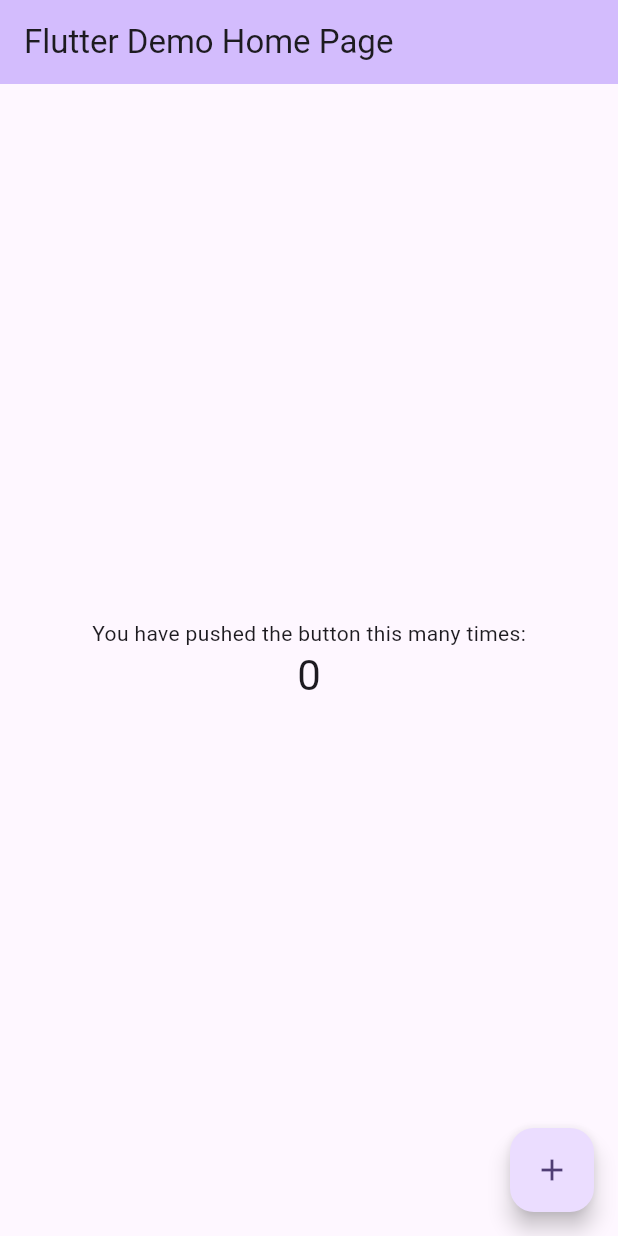
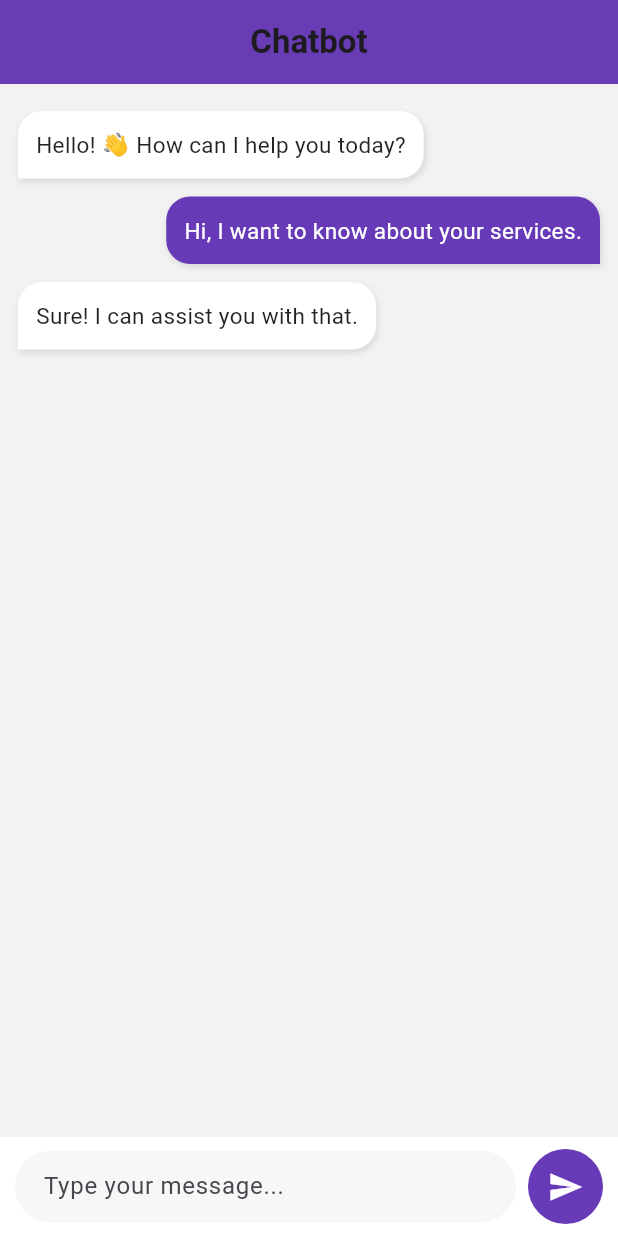
Before and after one commit to Qamar80/chatboot, a Flutter app: the screen it shows after launch, on a phone screen of 412 x 824 dp. Run offline on Flutter 3.47's test engine with Material 3 defaults, Android fonts, the phone set to English and light mode, and no system bars.

Commit message:
chat page Ui

```diff
--- a/lib/main.dart
+++ b/lib/main.dart
@@ -1,74 +1,23 @@
-import 'package:firebase_core/firebase_core.dart';
 import 'package:flutter/material.dart';
+import 'view/chat/chat_screen.dart'; // ✅ Import your ChatScreen file
 
-void main()async {
-  runApp(const MyApp());
-
+void main() {
+  runApp(const ChatBotApp());
 }
 
-class MyApp extends StatelessWidget {
-  const MyApp({super.key});
-
+class ChatBotApp extends StatelessWidget {
+  const ChatBotApp({super.key});
 
   @override
   Widget build(BuildContext context) {
     return MaterialApp(
-      title: 'Flutter Demo',
+      title: 'ChatBot UI',
+      debugShowCheckedModeBanner: false,
       theme: ThemeData(
-
         colorScheme: ColorScheme.fromSeed(seedColor: Colors.deepPurple),
+        useMaterial3: true,
       ),
-      home: const MyHomePage(title: 'Flutter Demo Home Page'),
+      home: const ChatScreen(),
     );
   }
 }
-
-class MyHomePage extends StatefulWidget {
-  const MyHomePage({super.key, required this.title});
-
-  final String title;
-
-  @override
-  State<MyHomePage> createState() => _MyHomePageState();
-}
-
-class _MyHomePageState extends State<MyHomePage> {
-  int _counter = 0;
-
-  void _incrementCounter() {
-    setState(() {
-
-      _counter++;
-    });
-  }
-
-  @override
-  Widget build(BuildContext context) {
-    return Scaffold(
-      appBar: AppBar(
-        backgroundColor: Theme.of(context).colorScheme.inversePrimary,
-        title: Text(widget.title),
-      ),
-      body: Center(
-        // Center is a layout widget. It takes a single child and positions it
-        // in the middle of the parent.
-        child: Column(
-
-          mainAxisAlignment: MainAxisAlignment.center,
-          children: <Widget>[
-            const Text('You have pushed the button this many times:'),
-            Text(
-              '$_counter',
-              style: Theme.of(context).textTheme.headlineMedium,
-            ),
-          ],
-        ),
-      ),
-      floatingActionButton: FloatingActionButton(
-        onPressed: _incrementCounter,
-        tooltip: 'Increment',
-        child: const Icon(Icons.add),
-      ), // This trailing comma makes auto-formatting nicer for build methods.
-    );
-  }
-}
--- /dev/null
+++ b/lib/view/chat/chat_screen.dart
@@ -0,0 +1,129 @@
+import 'package:flutter/material.dart';
+
+class ChatScreen extends StatefulWidget {
+  const ChatScreen({super.key});
+
+  @override
+  State<ChatScreen> createState() => _ChatScreenState();
+}
+
+class _ChatScreenState extends State<ChatScreen> {
+  final TextEditingController _messageController = TextEditingController();
+
+  // Dummy messages for UI preview
+  final List<Map<String, dynamic>> messages = [
+    {"text": "Hello! 👋 How can I help you today?", "isUser": false},
+    {"text": "Hi, I want to know about your services.", "isUser": true},
+    {"text": "Sure! I can assist you with that.", "isUser": false},
+  ];
+
+  @override
+  Widget build(BuildContext context) {
+    return Scaffold(
+      backgroundColor: const Color(0xFFF2F2F2),
+      appBar: AppBar(
+        backgroundColor: Colors.deepPurple,
+        title: const Text(
+          "Chatbot",
+          style: TextStyle(fontWeight: FontWeight.bold),
+        ),
+        centerTitle: true,
+        elevation: 2,
+      ),
+      body: Column(
+        children: [
+          // Chat Messages List
+          Expanded(
+            child: ListView.builder(
+              padding: const EdgeInsets.all(12),
+              itemCount: messages.length,
+              itemBuilder: (context, index) {
+                final message = messages[index];
+                final isUser = message["isUser"];
+
+                return Align(
+                  alignment:
+                  isUser ? Alignment.centerRight : Alignment.centerLeft,
+                  child: Container(
+                    margin: const EdgeInsets.symmetric(vertical: 6),
+                    padding: const EdgeInsets.all(12),
+                    constraints: BoxConstraints(
+                      maxWidth: MediaQuery.of(context).size.width * 0.75,
+                    ),
+                    decoration: BoxDecoration(
+                      color: isUser ? Colors.deepPurple : Colors.white,
+                      borderRadius: BorderRadius.only(
+                        topLeft: const Radius.circular(16),
+                        topRight: const Radius.circular(16),
+                        bottomLeft:
+                        isUser ? const Radius.circular(16) : Radius.zero,
+                        bottomRight:
+                        isUser ? Radius.zero : const Radius.circular(16),
+                      ),
+                      boxShadow: [
+                        BoxShadow(
+                          color: Colors.black.withOpacity(0.1),
+                          blurRadius: 3,
+                          offset: const Offset(1, 2),
+                        ),
+                      ],
+                    ),
+                    child: Text(
+                      message["text"],
+                      style: TextStyle(
+                        color: isUser ? Colors.white : Colors.black87,
+                        fontSize: 15,
+                      ),
+                    ),
+                  ),
+                );
+              },
+            ),
+          ),
+
+          // Message Input Area
+          Container(
+            padding:
+            const EdgeInsets.symmetric(horizontal: 10.0, vertical: 8.0),
+            color: Colors.white,
+            child: Row(
+              children: [
+                // Input field
+                Expanded(
+                  child: TextField(
+                    controller: _messageController,
+                    decoration: InputDecoration(
+                      hintText: "Type your message...",
+                      filled: true,
+                      fillColor: const Color(0xFFF7F7F7),
+                      contentPadding: const EdgeInsets.symmetric(
+                        horizontal: 15,
+                        vertical: 10,
+                      ),
+                      border: OutlineInputBorder(
+                        borderRadius: BorderRadius.circular(25),
+                        borderSide: BorderSide.none,
+                      ),
+                    ),
+                  ),
+                ),
+                const SizedBox(width: 8),
+                // Send Button
+                CircleAvatar(
+                  backgroundColor: Colors.deepPurple,
+                  radius: 25,
+                  child: IconButton(
+                    icon: const Icon(Icons.send, color: Colors.white),
+                    onPressed: () {
+                      // Later: Add send message logic here
+                    },
+                  ),
+                ),
+              ],
+            ),
+          ),
+        ],
+      ),
+    );
+  }
+}
```
